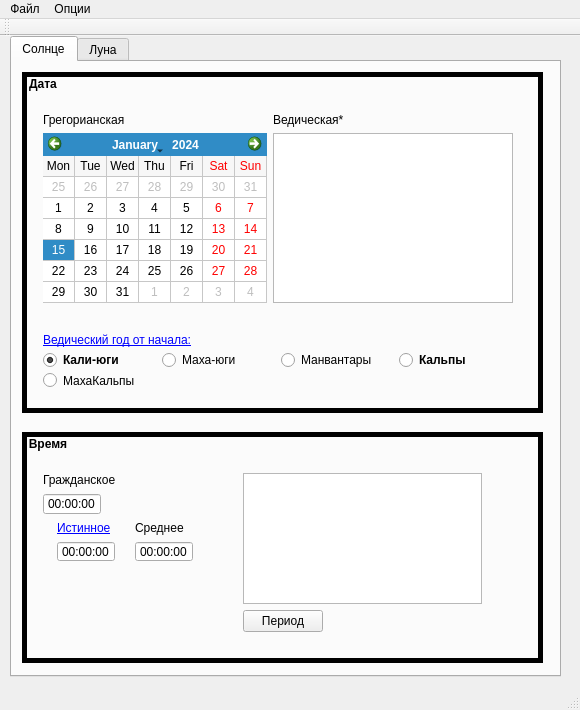
This is mainwindow.ui in serg-lar/sun-moon-time as Qt 5 draws it before an edit. The edited form follows.
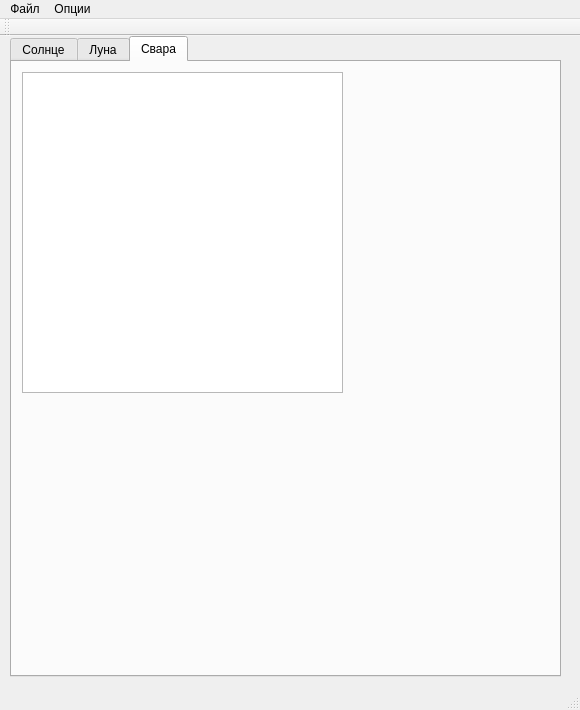
This is the edited form. Icons and pictures are not drawn.

```diff
--- a/mainwindow.ui
+++ b/mainwindow.ui
@@ -37,7 +37,7 @@
      <string notr="true"/>
     </property>
     <property name="currentIndex">
-     <number>0</number>
+     <number>2</number>
     </property>
     <widget class="QWidget" name="tabSun">
      <attribute name="title">
@@ -648,6 +648,21 @@
       </property>
      </widget>
     </widget>
+    <widget class="QWidget" name="tabSvara">
+     <attribute name="title">
+      <string>Свара</string>
+     </attribute>
+     <widget class="QTableWidget" name="tableWidgetSvaras">
+      <property name="geometry">
+       <rect>
+        <x>10</x>
+        <y>10</y>
+        <width>321</width>
+        <height>321</height>
+       </rect>
+      </property>
+     </widget>
+    </widget>
    </widget>
   </widget>
   <widget class="QMenuBar" name="menuBar">
```
Left out of the diff: 2 changed lines with no effect on the pictures.
